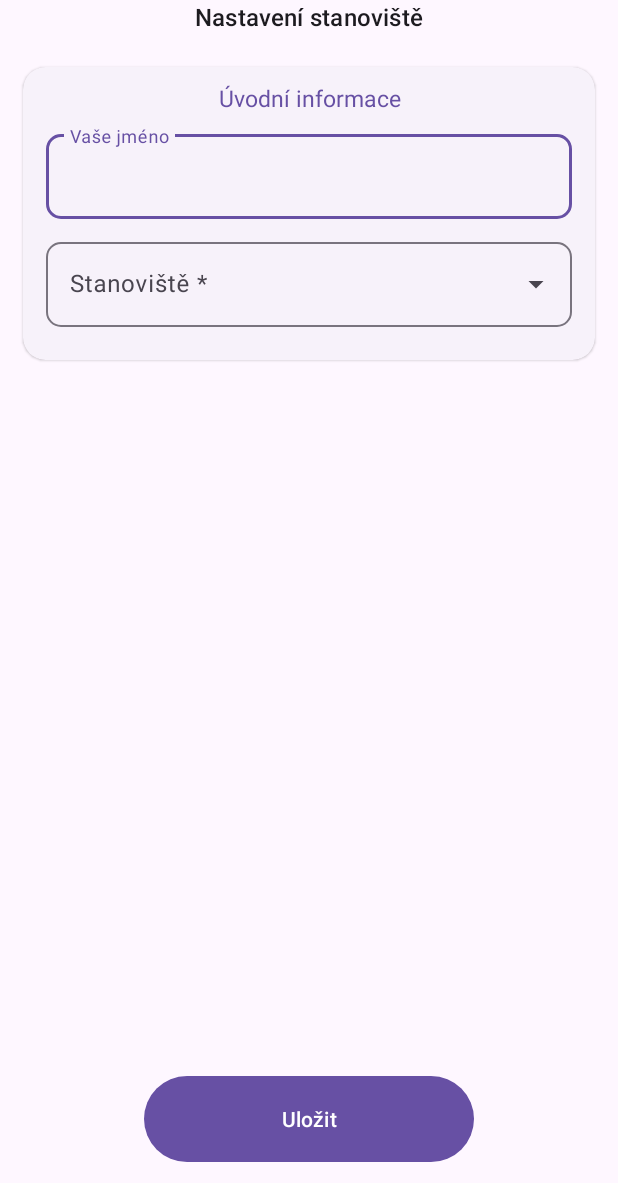
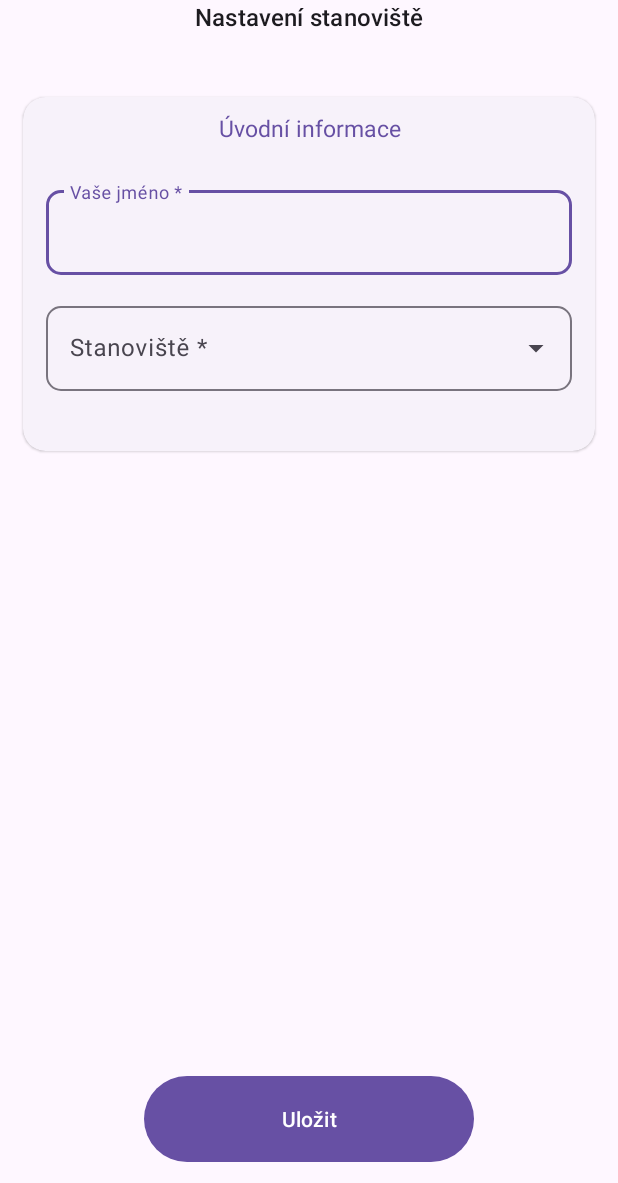
Before and after one commit to Zinec69/TuristickyZavod_Android, an Android app: the screen it shows after launch (CheckpointActivity), on a phone screen of 412 x 824 dp, the part 53-1236 px from its top. Run offline under Robolectric (Android 15) with nearby library versions, the light colour scheme and no system bars; our stand-ins replace Room's generated code.

```diff
--- a/app/src/main/java/com/example/turisticky_zavod/CheckpointActivity.kt
+++ b/app/src/main/java/com/example/turisticky_zavod/CheckpointActivity.kt
@@ -70,7 +70,7 @@ class CheckpointActivity: AppCompatActivity() {
             intent.putExtra("checkpoint", binding.autoCompleteTextViewMenuCheckpoints.text)
             setResult(RESULT_OK, intent)
 
-            getSharedPreferences("TZ", MODE_PRIVATE).edit().putString("referee", binding.editTextRefereeName.text.toString()).apply()
+            getSharedPreferences("TZ", MODE_PRIVATE).edit().putString("referee", binding.editTextRefereeName.text?.dropLastWhile { c -> c.isWhitespace() }.toString()).apply()
             lifecycleScope.launch(Dispatchers.IO) {
                 TZDatabase.getInstance(this@CheckpointActivity).checkpointDao().setActive(binding.autoCompleteTextViewMenuCheckpoints.text.toString())
             }
--- a/app/src/main/java/com/example/turisticky_zavod/Runner.kt
+++ b/app/src/main/java/com/example/turisticky_zavod/Runner.kt
@@ -20,8 +20,6 @@ data class Runner(
     val team: String,
     val startTime: Long,
     var finishTime: Long? = null,
-    var timeWaitedSeconds: Int = 0,
-    var penaltySeconds: Int = 0,
     var disqualified: Boolean = false,
     var checkpointInfo: ArrayList<CheckpointInfo> = ArrayList(),
     @PrimaryKey(autoGenerate = true)
--- a/app/src/main/java/com/example/turisticky_zavod/TZDatabase.kt
+++ b/app/src/main/java/com/example/turisticky_zavod/TZDatabase.kt
@@ -8,7 +8,7 @@ import kotlinx.coroutines.Dispatchers
 import kotlinx.coroutines.GlobalScope
 import kotlinx.coroutines.launch
 
-@Database(entities = [Runner::class, Checkpoint::class], version = 27)
+@Database(entities = [Runner::class, Checkpoint::class], version = 28)
 @TypeConverters(CheckpointInfoJsonConverter::class)
 abstract class TZDatabase : RoomDatabase() {
     abstract fun runnerDao(): RunnerDao
--- a/app/src/main/res/layout/activity_add.xml
+++ b/app/src/main/res/layout/activity_add.xml
@@ -358,7 +358,7 @@
             android:layout_height="wrap_content"
             app:icon="@drawable/group_add_fill"
             android:paddingHorizontal="17dp"
-            android:paddingVertical="13dp" />
+            android:paddingVertical="14dp"/>
 
     </LinearLayout>
 
--- a/app/src/main/res/layout/activity_checkpoint.xml
+++ b/app/src/main/res/layout/activity_checkpoint.xml
@@ -24,12 +24,13 @@
     </com.google.android.material.appbar.AppBarLayout>
 
     <com.google.android.material.card.MaterialCardView
+        android:id="@+id/cardView_checkpoint"
         android:layout_width="match_parent"
         android:layout_height="wrap_content"
         style="@style/Widget.Material3.CardView.Elevated"
         android:layout_gravity="top|center"
         android:layout_marginHorizontal="15dp"
-        android:layout_marginTop="80dp"
+        android:layout_marginTop="100dp"
         app:cardCornerRadius="15dp">
 
         <LinearLayout
@@ -38,13 +39,13 @@
             android:orientation="vertical"
             android:paddingHorizontal="15dp"
             android:paddingTop="10dp"
-            android:paddingBottom="22dp">
+            android:paddingBottom="40dp">
 
             <TextView
                 android:layout_width="match_parent"
                 android:layout_height="wrap_content"
                 android:gravity="center"
-                android:layout_marginBottom="8dp"
+                android:layout_marginBottom="25dp"
                 android:text="@string/text_view_initial_info"
                 android:textSize="15sp"
                 android:textColor="?attr/colorPrimaryDark" />
@@ -53,6 +54,7 @@
                 android:id="@+id/textInputLayout_refereeName"
                 android:layout_width="match_parent"
                 android:layout_height="wrap_content"
+                android:layout_marginBottom="15dp"
                 app:boxCornerRadiusTopEnd="10dp"
                 app:boxCornerRadiusTopStart="10dp"
                 app:boxCornerRadiusBottomEnd="10dp"
@@ -62,7 +64,6 @@
                     android:id="@+id/editText_refereeName"
                     android:layout_width="match_parent"
                     android:layout_height="wrap_content"
-                    android:layout_marginBottom="10dp"
                     android:hint="@string/text_input_layout_hint_name"
                     android:inputType="textPersonName" />
             </com.google.android.material.textfield.TextInputLayout>
--- a/app/src/main/res/values/strings.xml
+++ b/app/src/main/res/values/strings.xml
@@ -21,8 +21,6 @@
     <string name="menu_item_delete_item">Smazat</string>
 
     <!--  dialog_add  -->
-    <string name="button_save">Uložit</string>
-    <string name="button_cancel">Zrušit</string>
     <string name="text_view_nfc_off">NFC je vypnuté </string>
     <string name="button_turn_on_nfc">Zapnout NFC</string>
     <string name="text_view_attach_tag">Přiložte čip</string>
@@ -34,6 +32,8 @@
     <string name="text_view_penalty_minutes">Trestné minuty</string>
     <string name="text_view_penalty_minutes_colon" translatable="false">:</string>
     <string name="text_view_runner_delay">Zdržení:</string>
+    <string name="button_save">Uložit</string>
+    <string name="button_cancel">Zrušit</string>
 
     <!--  list_items  -->
     <string name="text_view_runner_id_placeholder" translatable="false">1</string>
@@ -54,8 +54,8 @@
     <!--  activity_checkpoint  -->
     <string name="toolbar_subtitle_checkpoint">Nastavení stanoviště</string>
     <string name="text_view_initial_info">Úvodní informace</string>
+    <string name="text_input_layout_hint_name">Vaše jméno *</string>
     <string name="text_input_layout_hint_checkpoint">Stanoviště *</string>
-    <string name="text_input_layout_hint_name">Vaše jméno</string>
     <string name="button_save_checkpoint">Uložit</string>
 
     <!--  header_navigation_drawer  -->
```
Also changed, not shown: app/src/main/java/com/example/turisticky_zavod/AddActivity.kt (+18 -20 lines), app/src/main/java/com/example/turisticky_zavod/CheckpointInfo.kt (+6 -3 lines), app/src/main/java/com/example/turisticky_zavod/MainActivity.kt (+12 -1 lines), app/src/main/java/com/example/turisticky_zavod/NFCHelper.kt (+27 -20 lines), app/src/main/java/com/example/turisticky_zavod/RvAdapter.kt (+9 -2 lines).
